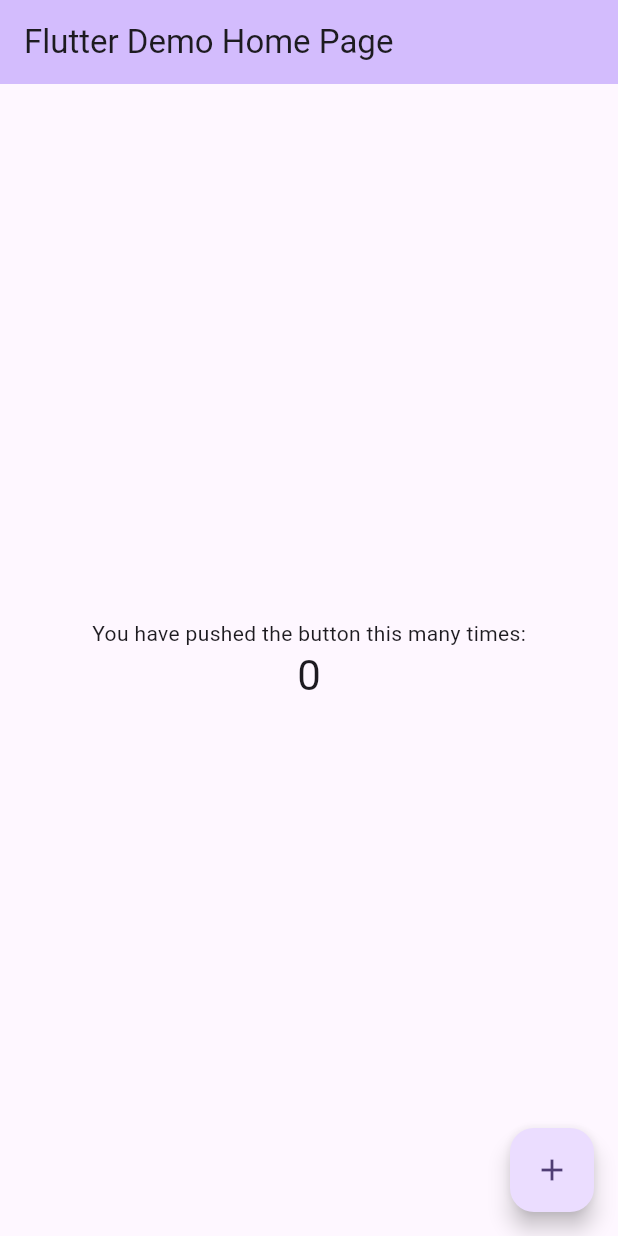
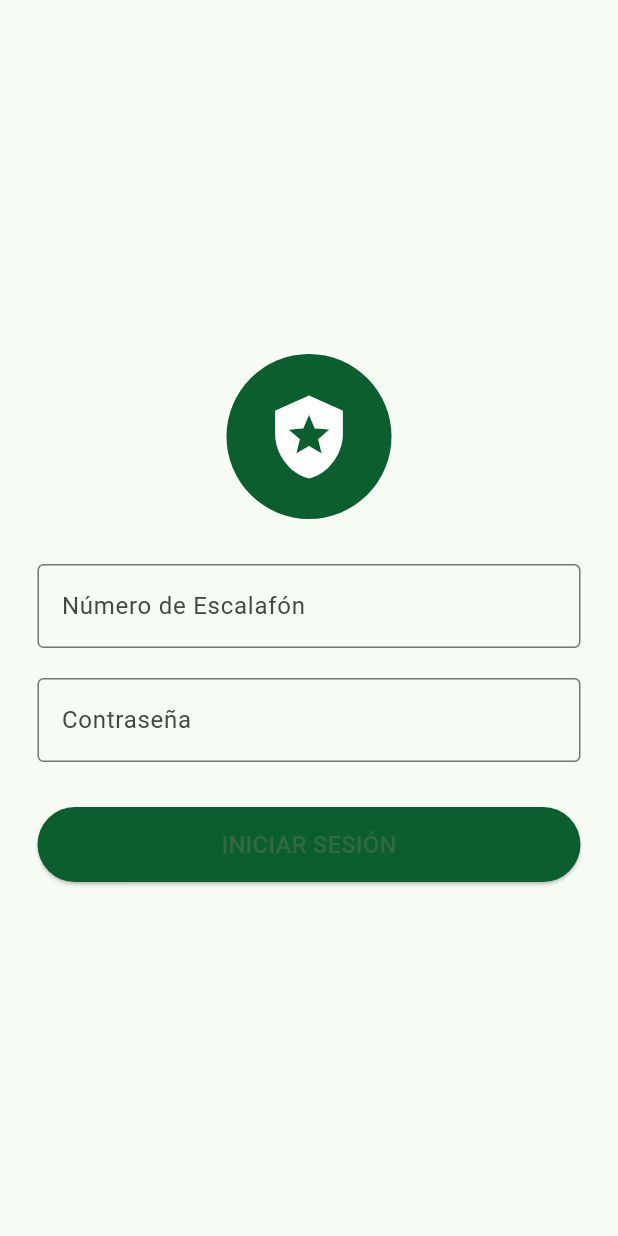
Before and after one commit to NekoMarisan/app_patrullero, a Flutter app: the screen it shows after launch, on a phone screen of 412 x 824 dp. Run offline on Flutter 3.47's test engine with Material 3 defaults, Android fonts, the phone set to English and light mode, and no system bars.

Commit message:
Primer avance de la app

```diff
--- a/lib/main.dart
+++ b/lib/main.dart
@@ -1,122 +1,32 @@
 import 'package:flutter/material.dart';
+import 'screens/login_screen.dart';
+import 'screens/home_screen.dart';
+import 'screens/detalle_screen.dart';
 
 void main() {
-  runApp(const MyApp());
+  runApp(const AppPatrullero());
 }
 
-class MyApp extends StatelessWidget {
-  const MyApp({super.key});
+class AppPatrullero extends StatelessWidget {
+  const AppPatrullero({super.key});
 
-  // This widget is the root of your application.
   @override
   Widget build(BuildContext context) {
     return MaterialApp(
-      title: 'Flutter Demo',
+      debugShowCheckedModeBanner: false,
+      title: 'App Patrullero',
       theme: ThemeData(
-        // This is the theme of your application.
-        //
-        // TRY THIS: Try running your application with "flutter run". You'll see
-        // the application has a purple toolbar. Then, without quitting the app,
-        // try changing the seedColor in the colorScheme below to Colors.green
-        // and then invoke "hot reload" (save your changes or press the "hot
-        // reload" button in a Flutter-supported IDE, or press "r" if you used
-        // the command line to start the app).
-        //
-        // Notice that the counter didn't reset back to zero; the application
-        // state is not lost during the reload. To reset the state, use hot
-        // restart instead.
-        //
-        // This works for code too, not just values: Most code changes can be
-        // tested with just a hot reload.
-        colorScheme: ColorScheme.fromSeed(seedColor: Colors.deepPurple),
+        colorScheme: ColorScheme.fromSeed(
+          seedColor: const Color(0xFF0B5E2E), // Verde institucional
+        ),
+        useMaterial3: true,
       ),
-      home: const MyHomePage(title: 'Flutter Demo Home Page'),
+      initialRoute: '/login',
+      routes: {
+        '/login': (context) => const LoginScreen(),
+        '/home': (context) => const HomeScreen(),
+        '/detalle': (context) => const DetalleScreen(),
+      },
     );
   }
 }
-
-class MyHomePage extends StatefulWidget {
-  const MyHomePage({super.key, required this.title});
-
-  // This widget is the home page of your application. It is stateful, meaning
-  // that it has a State object (defined below) that contains fields that affect
-  // how it looks.
-
-  // This class is the configuration for the state. It holds the values (in this
-  // case the title) provided by the parent (in this case the App widget) and
-  // used by the build method of the State. Fields in a Widget subclass are
-  // always marked "final".
-
-  final String title;
-
-  @override
-  State<MyHomePage> createState() => _MyHomePageState();
-}
-
-class _MyHomePageState extends State<MyHomePage> {
-  int _counter = 0;
-
-  void _incrementCounter() {
-    setState(() {
-      // This call to setState tells the Flutter framework that something has
-      // changed in this State, which causes it to rerun the build method below
-      // so that the display can reflect the updated values. If we changed
-      // _counter without calling setState(), then the build method would not be
-      // called again, and so nothing would appear to happen.
-      _counter++;
-    });
-  }
-
-  @override
-  Widget build(BuildContext context) {
-    // This method is rerun every time setState is called, for instance as done
-    // by the _incrementCounter method above.
-    //
-    // The Flutter framework has been optimized to make rerunning build methods
-    // fast, so that you can just rebuild anything that needs updating rather
-    // than having to individually change instances of widgets.
-    return Scaffold(
-      appBar: AppBar(
-        // TRY THIS: Try changing the color here to a specific color (to
-        // Colors.amber, perhaps?) and trigger a hot reload to see the AppBar
-        // change color while the other colors stay the same.
-        backgroundColor: Theme.of(context).colorScheme.inversePrimary,
-        // Here we take the value from the MyHomePage object that was created by
-        // the App.build method, and use it to set our appbar title.
-        title: Text(widget.title),
-      ),
-      body: Center(
-        // Center is a layout widget. It takes a single child and positions it
-        // in the middle of the parent.
-        child: Column(
-          // Column is also a layout widget. It takes a list of children and
-          // arranges them vertically. By default, it sizes itself to fit its
-          // children horizontally, and tries to be as tall as its parent.
-          //
-          // Column has various properties to control how it sizes itself and
-          // how it positions its children. Here we use mainAxisAlignment to
-          // center the children vertically; the main axis here is the vertical
-          // axis because Columns are vertical (the cross axis would be
-          // horizontal).
-          //
-          // TRY THIS: Invoke "debug painting" (choose the "Toggle Debug Paint"
-          // action in the IDE, or press "p" in the console), to see the
-          // wireframe for each widget.
-          mainAxisAlignment: MainAxisAlignment.center,
-          children: <Widget>[
-            const Text('You have pushed the button this many times:'),
-            Text(
-              '$_counter',
-              style: Theme.of(context).textTheme.headlineMedium,
-            ),
-          ],
-        ),
-      ),
-      floatingActionButton: FloatingActionButton(
-        onPressed: _incrementCounter,
-        tooltip: 'Increment',
-        child: const Icon(Icons.add),
-      ), // This trailing comma makes auto-formatting nicer for build methods.
-    );
-  }
-}
--- /dev/null
+++ b/lib/screens/login_screen.dart
@@ -0,0 +1,90 @@
+import 'package:flutter/material.dart';
+
+class LoginScreen extends StatefulWidget {
+  const LoginScreen({super.key});
+
+  @override
+  State<LoginScreen> createState() => _LoginScreenState();
+}
+
+class _LoginScreenState extends State<LoginScreen> {
+
+  final TextEditingController escalafonController = TextEditingController();
+  final TextEditingController passwordController = TextEditingController();
+
+  @override
+  Widget build(BuildContext context) {
+    return Scaffold(
+      body: Padding(
+        padding: const EdgeInsets.all(25),
+        child: Column(
+          mainAxisAlignment: MainAxisAlignment.center,
+          children: [
+
+            const CircleAvatar(
+              radius: 55,
+              backgroundColor: Color(0xFF0B5E2E),
+              child: Icon(Icons.local_police, size: 60, color: Colors.white),
+            ),
+
+            const SizedBox(height: 30),
+
+            TextField(
+              controller: escalafonController,
+              decoration: const InputDecoration(
+                labelText: "Número de Escalafón",
+                border: OutlineInputBorder(),
+              ),
+            ),
+
+            const SizedBox(height: 20),
+
+            TextField(
+              controller: passwordController,
+              obscureText: true,
+              decoration: const InputDecoration(
+                labelText: "Contraseña",
+                border: OutlineInputBorder(),
+              ),
+            ),
+
+            const SizedBox(height: 30),
+
+            SizedBox(
+              width: double.infinity,
+              height: 50,
+              child: ElevatedButton(
+                onPressed: () {
+
+                  final escalafon = escalafonController.text.trim();
+                  final password = passwordController.text.trim();
+
+                  if (escalafon.isEmpty || password.isEmpty) {
+                    ScaffoldMessenger.of(context).showSnackBar(
+                      const SnackBar(
+                        content: Text("Complete todos los campos"),
+                      ),
+                    );
+                    return;
+                  }
+
+                  // Aquí luego irá la conexión al backend
+                  Navigator.pushReplacementNamed(context, '/home');
+
+                },
+                style: ElevatedButton.styleFrom(
+                  backgroundColor: const Color(0xFF0B5E2E),
+                ),
+                child: const Text(
+                  "INICIAR SESIÓN",
+                  style: TextStyle(fontSize: 16),
+                ),
+              ),
+            ),
+
+          ],
+        ),
+      ),
+    );
+  }
+}
```
Also changed, not shown: lib/screens/detalle_screen.dart (added, +146 -0 lines), lib/screens/home_screen.dart (added, +178 -0 lines), lib/screens/informe_screen.dart (added, +123 -0 lines).
